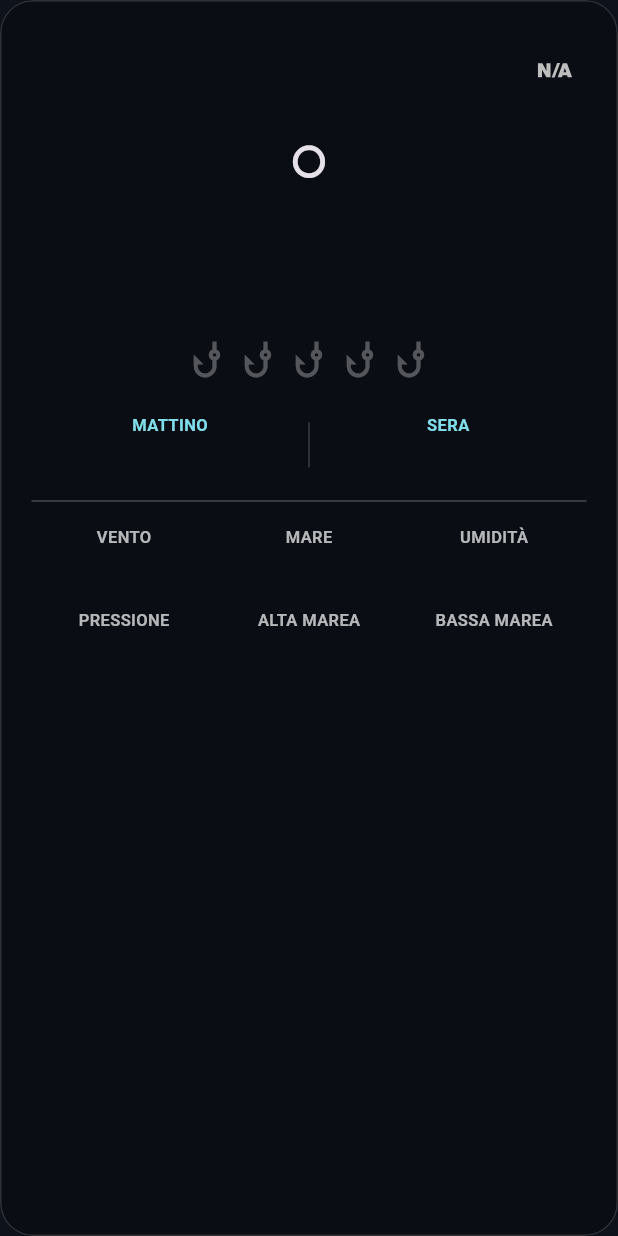
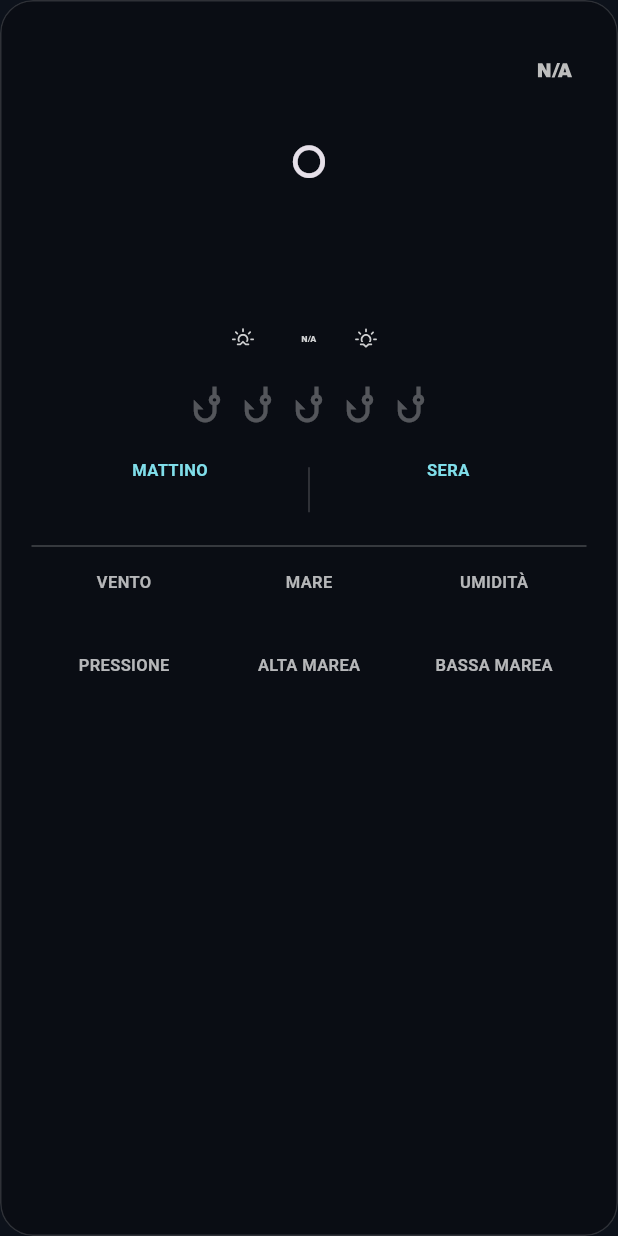
Before and after one commit to pincopallaclaude/pesca_app, a Flutter app: the MainHeroModule widget shown alone on an empty page, opened directly with empty values, on a phone screen of 412 x 824 dp. Run offline on Flutter 3.47's test engine with Material 3 defaults, Android fonts, the phone set to English and light mode, and no system bars; our stand-ins replace fl_chart, geolocator, package_info_plus, shared_preferences, weather_icons; missing offline and left inert: app_settings; accounts and stored records are empty; network calls fail.

```diff
--- a/lib/models/forecast_data.dart
+++ b/lib/models/forecast_data.dart
@@ -33,6 +33,7 @@ class ForecastData {
       mare,
       altaMarea,
       bassaMarea,
+      faseLunare,
       alba,
       tramonto,
       finestraMattino,
@@ -42,6 +43,11 @@ class ForecastData {
   final List<Map<String, dynamic>> hourlyData;
   final List<Map<String, dynamic>> weeklyData;
   final List<Map<String, dynamic>> hourlyScores;
+  // --- NUOVI CAMPI AGGIUNTI ---
+  final String sunriseTime;
+  final String sunsetTime;
+  final String moonPhase;
+  // --- FINE NUOVO CODICE ---
 
   ForecastData({
     required this.giornoNome,
@@ -55,6 +61,7 @@ class ForecastData {
     required this.mare,
     required this.altaMarea,
     required this.bassaMarea,
+    required this.faseLunare,
     required this.alba,
     required this.tramonto,
     required this.finestraMattino,
@@ -64,6 +71,11 @@ class ForecastData {
     required this.hourlyData,
     required this.weeklyData,
     required this.hourlyScores,
+    // --- NUOVI CAMPI NEL COSTRUTTORE ---
+    required this.sunriseTime,
+    required this.sunsetTime,
+    required this.moonPhase,
+    // --- FINE NUOVO CODICE ---
   });
 
   factory ForecastData.fromJson(
@@ -81,17 +93,21 @@ class ForecastData {
     final maree = json['maree']?.toString() ?? 'Alta: N/D | Bassa: N/D';
     final mareeParts = maree.split('|');
 
-    // Leggiamo l'oggetto scoreData in modo sicuro
     final scoreData = json['pescaScoreData'] as Map<String, dynamic>? ?? {};
     print('[ForecastData fromJson DEBUG] Contenuto di scoreData: $scoreData');
 
-    // Estraiamo entrambe le liste in modo sicuro
     final reasonsList = scoreData['reasons'] as List<dynamic>? ?? [];
     final hourlyScoresList = scoreData['hourlyScores'] as List<dynamic>? ?? [];
 
     final rawHourly = json['hourly'] as List<dynamic>? ?? [];
     final hourlyDataParsed =
         rawHourly.whereType<Map<String, dynamic>>().toList();
+
+    print(
+        '[ForecastData Log] Dati JSON ricevuti per il giorno ${json['giornoData']}:');
+    print('[ForecastData Log]   sunriseTime: ${json['sunriseTime']}');
+    print('[ForecastData Log]   sunsetTime: ${json['sunsetTime']}');
+    print('[ForecastData Log]   moonPhase: ${json['moonPhase']}');
 
     return ForecastData(
       giornoNome: json['giornoNome']?.toString() ?? 'N/D',
@@ -111,6 +127,7 @@ class ForecastData {
       bassaMarea: mareeParts.length > 1
           ? mareeParts[1].replaceFirst('Bassa:', '').trim()
           : 'N/D',
+      faseLunare: json['faseLunare']?.toString() ?? 'N/D',
       alba: json['alba']?.toString()?.replaceFirst('☀️', '').trim() ?? 'N/D',
       tramonto: json['tramonto']?.toString() ?? 'N/D',
       finestraMattino:
@@ -121,7 +138,6 @@ class ForecastData {
               ?.toString() ??
           'N/D',
       pescaScoreNumeric: safeParseNum(scoreData['numericScore']).toDouble(),
-      // Mappiamo le liste filtrate e sicure
       pescaScoreReasons: reasonsList
           .whereType<Map<String, dynamic>>()
           .map((r) => ScoreReason.fromJson(r))
@@ -129,6 +145,11 @@ class ForecastData {
       hourlyScores: hourlyScoresList.whereType<Map<String, dynamic>>().toList(),
       hourlyData: hourlyDataParsed,
       weeklyData: weeklyData,
+      // --- MAPPATURA NUOVI CAMPI DA JSON ---
+      sunriseTime: json['sunriseTime'] as String? ?? 'N/D',
+      sunsetTime: json['sunsetTime'] as String? ?? 'N/D',
+      moonPhase: json['moonPhase'] as String? ?? 'N/D',
+      // --- FINE NUOVO CODICE ---
     );
   }
 
--- a/lib/services/api_service.dart
+++ b/lib/services/api_service.dart
@@ -6,6 +6,7 @@ import '../models/forecast_data.dart';
 import 'package:geolocator/geolocator.dart';
 import 'package:flutter/material.dart';
 import 'package:shared_preferences/shared_preferences.dart';
+import 'package:package_info_plus/package_info_plus.dart';
 
 class NetworkErrorWithStaleDataException implements Exception {
   final String staleJsonData;
@@ -25,8 +26,10 @@ class ApiService {
 
   Future<List<ForecastData>> fetchForecastData(String location) async {
     final prefs = await SharedPreferences.getInstance();
-    const cacheVersion =
-        '_v2.2'; // Incrementa la versione per invalidare la cache vecchia
+    //const cacheVersion =
+    //    '_v2.3'; // Incrementa la versione per invalidare la cache vecchia
+    final packageInfo = await PackageInfo.fromPlatform();
+    final cacheVersion = '_v${packageInfo.version}';
     final cacheKey = 'forecast_$location$cacheVersion';
     final cacheTimestampKey = 'timestamp_$location$cacheVersion';
     final cachedData = prefs.getString(cacheKey);
--- a/lib/utils/weather_icon_mapper.dart
+++ b/lib/utils/weather_icon_mapper.dart
@@ -133,7 +133,7 @@ Color getWeatherIconColor(String weatherCode, {bool isDay = true}) {
     case 116:
     case 119:
     case 122:
-      return Colors.grey.shade300;
+      return Colors.grey.shade500;
     // Pioggia/Rovesci
     case 176:
     case 263:
@@ -175,3 +175,26 @@ Color getWeatherIconColor(String weatherCode, {bool isDay = true}) {
       return Colors.grey.shade400;
   }
 }
+
+/// Restituisce l'IconData corretta per la fase lunare
+/// basandosi sulla stringa di testo fornita dall'API.
+IconData getMoonPhaseIcon(String moonPhaseText) {
+  print('[WeatherMapper Log] Calcolo icona per fase lunare: "$moonPhaseText"');
+  // Normalizza la stringa per un matching robusto
+  final phase = moonPhaseText.toLowerCase().trim();
+
+  if (phase == 'new moon') return WeatherIcons.moon_new;
+  if (phase == 'waxing crescent') return WeatherIcons.moon_waxing_crescent_3;
+  if (phase == 'first quarter') return WeatherIcons.moon_first_quarter;
+  if (phase == 'waxing gibbous') return WeatherIcons.moon_waxing_gibbous_3;
+  if (phase == 'full moon') return WeatherIcons.moon_full;
+  if (phase == 'waning gibbous') return WeatherIcons.moon_waning_gibbous_3;
+  if (phase == 'last quarter' || phase == 'third quarter')
+    return WeatherIcons.moon_third_quarter; // Aggiunto 'last quarter'
+  if (phase == 'waning crescent') return WeatherIcons.moon_waning_crescent_3;
+
+  // Fallback se il testo è vuoto o non riconosciuto
+  print(
+      '[WeatherMapper Log] Fase lunare non riconosciuta: "$phase". Uso fallback.');
+  return WeatherIcons.na;
+}
--- a/lib/widgets/main_hero_module.dart
+++ b/lib/widgets/main_hero_module.dart
@@ -16,6 +16,11 @@ class MainHeroModule extends StatelessWidget {
 
   @override
   Widget build(BuildContext context) {
+    print('[MainHeroModule Render Log] Giorno: ${data.giornoData}');
+    print('[MainHeroModule Render Log]   Alba: ${data.sunriseTime}');
+    print('[MainHeroModule Render Log]   Tramonto: ${data.sunsetTime}');
+    print('[MainHeroModule Render Log]   Fase Lunare: ${data.moonPhase}');
+
     return GlassmorphismCard(
       child: Column(children: [
         Row(
@@ -71,6 +76,34 @@ class MainHeroModule extends StatelessWidget {
                 fontSize: 16,
                 color: Colors.white70,
                 fontWeight: FontWeight.w500)),
+
+        const SizedBox(height: 12),
+        IconTheme(
+          data: IconThemeData(color: Colors.white.withOpacity(0.8), size: 18),
+          child: DefaultTextStyle(
+            style: TextStyle(
+                fontSize: 14,
+                color: Colors.white.withOpacity(0.8),
+                letterSpacing: 0.5),
+            child: Row(
+              mainAxisAlignment: MainAxisAlignment.center,
+              // Spaziamo equamente i tre gruppi (alba, luna, tramonto)
+              mainAxisSize: MainAxisSize.min,
+              children: [
+                const Icon(WeatherIcons.sunrise),
+                const SizedBox(width: 6),
+                Text(data.sunriseTime),
+                const SizedBox(width: 20), // Spaziatura centrale
+                Icon(getMoonPhaseIcon(data.moonPhase)),
+                const SizedBox(width: 20), // Spaziatura centrale
+                const Icon(WeatherIcons.sunset),
+                const SizedBox(width: 6),
+                Text(data.sunsetTime),
+              ],
+            ),
+          ),
+        ),
+
         const SizedBox(height: 20),
         GestureDetector(
           onLongPress: () =>
```
Also changed, not shown: 2 other files.
